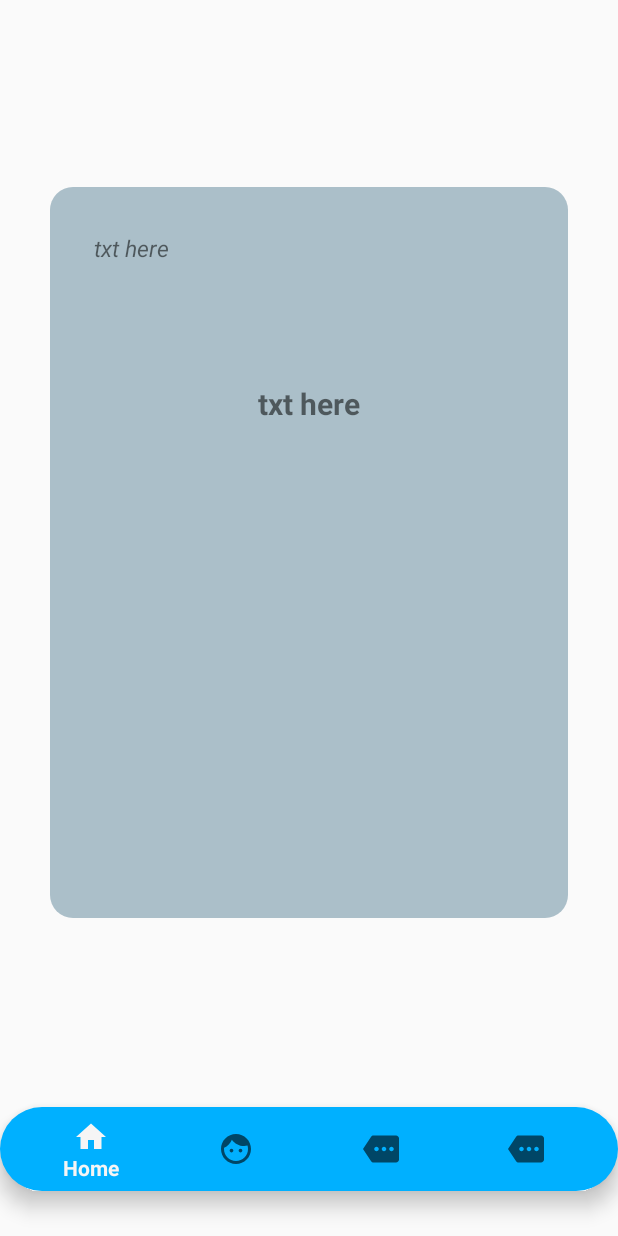
After one commit to Murrzzz/Utask, an Android app: the fragment Mood_Fragment placed in its activity, on a phone screen of 412 x 824 dp. The commit adds this screen. Run offline under Robolectric (Android 15) with nearby library versions, the phone set to English and light mode, and no system bars.

Commit message:
fragment_mood no function

```diff
--- a/app/src/main/java/com/example/administrator/utask/Bottom_activity.java
+++ b/app/src/main/java/com/example/administrator/utask/Bottom_activity.java
@@ -40,6 +40,10 @@ public class Bottom_activity extends AppCompatActivity {
                             case R.id.nav_about:
                                 selectedFragment= new More_Fragment();
                                 break;
+                            case R.id.nav_Mood:
+                                selectedFragment= new Mood_Fragment();
+                                break;
+
                         }
                         getSupportFragmentManager().beginTransaction().replace(R.id.fragment_container,
                                 selectedFragment).commit();
--- /dev/null
+++ b/app/src/main/java/com/example/administrator/utask/Mood_Fragment.java
@@ -0,0 +1,28 @@
+package com.example.administrator.utask;
+
+import android.support.v4.app.Fragment;
+import android.os.Bundle;
+import android.view.LayoutInflater;
+import android.view.View;
+import android.view.ViewGroup;
+import android.widget.TextView;
+
+public class Mood_Fragment extends Fragment {
+
+    private TextView msgDisplay, srcDisplay;
+
+    @Override
+    public View onCreateView(LayoutInflater inflater, ViewGroup container, Bundle savedInstanceState) {
+        View view= inflater.inflate(R.layout.fragment_mood,container,false);
+
+        srcDisplay = view.findViewById(R.id.textSource);
+        msgDisplay = view.findViewById(R.id.textMessage);
+
+        return view;
+
+    }
+
+
+
+
+}
--- a/app/src/main/res/layout/fragment_home.xml
+++ b/app/src/main/res/layout/fragment_home.xml
@@ -3,7 +3,7 @@
     xmlns:app="http://schemas.android.com/apk/res-auto"
     xmlns:tools="http://schemas.android.com/tools"
     android:layout_width="match_parent" android:layout_height="match_parent"
-    android:background="#89c2d9">
+    >
 
 
 </RelativeLayout>
--- /dev/null
+++ b/app/src/main/res/layout/fragment_mood.xml
@@ -0,0 +1,73 @@
+<?xml version="1.0" encoding="utf-8"?>
+
+<android.support.constraint.ConstraintLayout
+xmlns:android="http://schemas.android.com/apk/res/android"
+xmlns:app="http://schemas.android.com/apk/res-auto"
+xmlns:tools="http://schemas.android.com/tools"
+android:layout_width="match_parent"
+android:layout_height="match_parent"
+tools:layout_editor_absoluteY="0dp"
+tools:layout_editor_absoluteX="0dp"
+ >
+
+
+    <ImageView
+        android:id="@+id/imageView2"
+        android:layout_width="345dp"
+        android:layout_height="487dp"
+        android:background="@drawable/mood_transparent"
+        android:backgroundTint="#abbfc9"
+        app:layout_constraintTop_toTopOf="parent"
+        android:layout_marginTop="8dp"
+        android:layout_marginRight="8dp"
+        app:layout_constraintRight_toRightOf="parent"
+        android:layout_marginLeft="8dp"
+        app:layout_constraintLeft_toLeftOf="parent"
+        app:layout_constraintBottom_toBottomOf="parent"
+        android:layout_marginBottom="8dp"
+        app:layout_constraintHorizontal_bias="0.506"
+        app:layout_constraintVertical_bias="0.497"
+        tools:layout_editor_absoluteY="-14dp" />
+
+    <TextView
+        android:id="@+id/textSource"
+        android:layout_width="286dp"
+        android:layout_height="26dp"
+        android:text="txt here"
+        android:maxLength="45"
+        android:paddingTop="3dp"
+        android:textSize="15dp"
+        android:textStyle="italic"
+        android:textAlignment="textStart"
+        android:layout_marginLeft="8dp"
+        app:layout_constraintLeft_toLeftOf="@+id/imageView2"
+        android:layout_marginRight="8dp"
+        app:layout_constraintRight_toRightOf="@+id/imageView2"
+        app:layout_constraintTop_toTopOf="@+id/imageView2"
+        android:layout_marginTop="8dp"
+        app:layout_constraintBottom_toBottomOf="@+id/imageView2"
+        android:layout_marginBottom="8dp"
+        app:layout_constraintHorizontal_bias="0.488"
+        app:layout_constraintVertical_bias="0.042" />
+
+    <TextView
+        android:id="@+id/textMessage"
+        android:layout_width="286dp"
+        android:layout_height="352dp"
+        android:text="txt here"
+        android:maxLength="150"
+        android:textSize="20dp"
+        android:textStyle="bold"
+        android:paddingTop="3dp"
+        android:textAlignment="center"
+        android:layout_marginTop="8dp"
+        app:layout_constraintTop_toBottomOf="@+id/textView4"
+        app:layout_constraintBottom_toBottomOf="@+id/imageView2"
+        android:layout_marginBottom="8dp"
+        android:layout_marginLeft="8dp"
+        app:layout_constraintLeft_toLeftOf="@+id/imageView2"
+        android:layout_marginRight="8dp"
+        app:layout_constraintRight_toRightOf="@+id/imageView2"
+        app:layout_constraintHorizontal_bias="0.488"
+        app:layout_constraintVertical_bias="0.545" />
+</android.support.constraint.ConstraintLayout>
--- a/app/src/main/res/menu/bottom_navigation.xml
+++ b/app/src/main/res/menu/bottom_navigation.xml
@@ -5,6 +5,12 @@
 
         android:icon="@drawable/ic_home_black_24dp"
         android:title="Home"
+        />
+    <item
+        android:id="@+id/nav_Mood"
+        android:icon="@drawable/ic_face_black_24dp"
+        android:title="Mood"
+
         />
 
     <item
@@ -21,4 +27,6 @@
 
         />
 
+
+
 </menu>
--- a/app/src/main/res/values/colors.xml
+++ b/app/src/main/res/values/colors.xml
@@ -5,7 +5,7 @@
 
     <color name="colorPrimaryDark">#121212</color>
 
-    <color name="colorNavigationBar">#121212</color>
+    <color name="colorNavigationBar">#00B0FF</color>
 
     <color name="StartViolet">#2F3045</color>
 
```
Also changed, not shown: app/src/main/java/com/example/administrator/utask/Home_Fragment.java (+0 -9 lines), app/src/main/java/com/example/administrator/utask/MoodRandom.java (+31 -89 lines).
